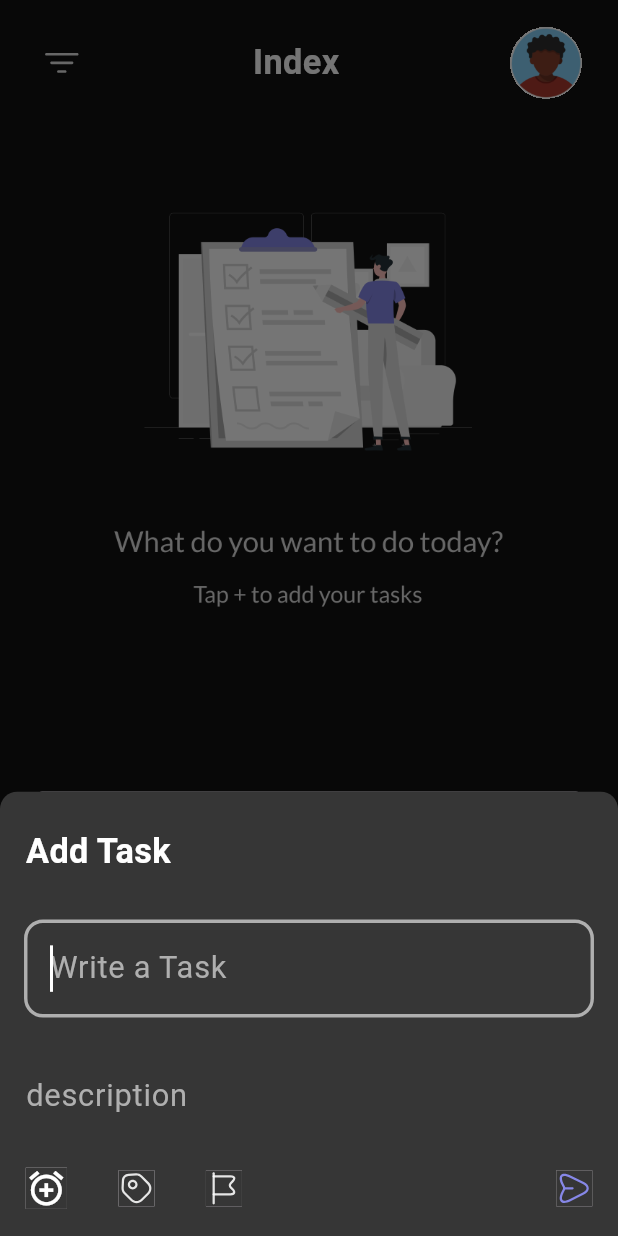
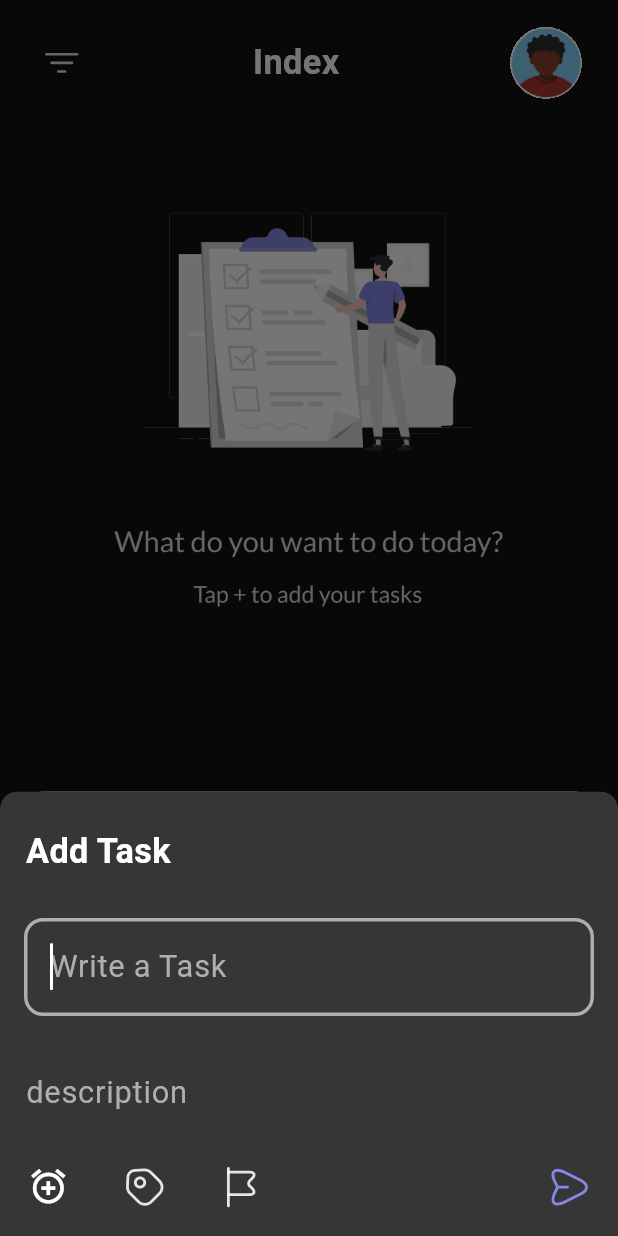
Before and after one commit to Bajwa43/note-vault, a Flutter app: the screen it shows after launch, after a tap on the "add" icon, on a phone screen of 412 x 824 dp. Run offline on Flutter 3.47's test engine with Material 3 defaults, Android fonts, the phone set to English and light mode, and no system bars; drawn by our look-alikes of auto_size_text; our stand-ins replace carousel_indicator, circular_countdown_timer, cloud_firestore, easy_date_timeline, firebase_core, firebase_storage and 7 more; missing offline and left inert: dart:ffi, flex_color_picker, floating_bottom_bar, omni_datetime_picker; accounts and stored records are empty.

Commit message:
Ui Updated

```diff
--- a/lib/Dialogs/category_dialog.dart
+++ b/lib/Dialogs/category_dialog.dart
@@ -115,6 +115,7 @@ class _CategoryDialogState extends State<CategoryDialog> {
         tc.iconColorB.value = cc.listOfCategories[index].iconColorB;
         tc.iconColorG.value = cc.listOfCategories[index].iconColorG;
         tc.iconColorR.value = cc.listOfCategories[index].iconColorR;
+
         tc.categoryName.value = cc.listOfCategories[index].categoryName;
 
         tc.iconCodePoint.value = cc.listOfCategories[index].iconCodePoint;
--- a/lib/modules/Calendar_module/calendar_screen.dart
+++ b/lib/modules/Calendar_module/calendar_screen.dart
@@ -149,9 +149,11 @@ class _CalendarScreenState extends State<CalendarScreen> {
                       ),
                     ),
                     TaskCardWidget(
-                        btnHide: btnHide, taskModel: tc.listOfTask[0]),
+                        btnHide: btnHide,
+                        taskModel: tc.listOfInProgressTask[0]),
                     TaskCardWidget(
-                        btnHide: btnHide, taskModel: tc.listOfTask[0]),
+                        btnHide: btnHide,
+                        taskModel: tc.listOfInProgressTask[0]),
 
                     // ListView.builder(
                     //   itemCount: listOfDecidedTasks.length,
--- a/lib/modules/home_module/components/on_screen/on_screen.dart
+++ b/lib/modules/home_module/components/on_screen/on_screen.dart
@@ -15,6 +15,7 @@ import 'package:todo_app/widgets/Buttons/combine_button.dart';
 import 'package:todo_app/widgets/Buttons/trigar_btn.dart';
 
 import 'package:todo_app/widgets/txtFieldWidget.dart';
+import 'package:todo_app/widgets/txtWidget.dart';
 
 class OnScreen extends StatelessWidget {
   final TextEditingController controller;
@@ -32,7 +33,8 @@ class OnScreen extends StatelessWidget {
       child: GetBuilder(
         init: TaskController(),
         builder: (cont) {
-          if (cont.listOfTask.isEmpty) {
+          if (cont.listOfInProgressTask.isEmpty &&
+              cont.listOfCompletedTask.isEmpty) {
             return const NoScreenWidget();
           }
           return Column(
@@ -55,22 +57,28 @@ class OnScreen extends StatelessWidget {
                       onTap: () {},
                     ),
                   ),
-                  ListView.builder(
+                  cont.listOfInProgressTask.isEmpty
+                      ? TextWidget(
+                          text: 'Not Active Any Task At this Time',
+                          textStyle: KAppTypoGraphy.dialogeText18Medium)
+                      : ListView.builder(
                           physics: NeverScrollableScrollPhysics(),
                           shrinkWrap: true,
-                    itemCount: cont.listOfTask.length,
+                          itemCount: cont.listOfInProgressTask.length,
                           // itemCount: 1,
                           itemBuilder: (context, index) {
-                      TaskModel taskModel = cont.listOfTask[index];
+                            TaskModel taskModel =
+                                cont.listOfInProgressTask[index];
                             return TaskCardWidget(
-                        btnColor: Colors.blue,
                               taskModel: taskModel,
                             );
                           },
                         ),
 
                   // ............>Completed
-                  Align(
+                  Padding(
+                    padding: EdgeInsets.only(top: 10.h),
+                    child: Align(
                       alignment: Alignment.topLeft,
                       child: CombineButtonWidget(
                         widthOfBtn: 102.w,
@@ -78,13 +86,19 @@ class OnScreen extends StatelessWidget {
                         onTap: () {},
                       ),
                     ),
-                  ListView.builder(
+                  ),
+                  cont.listOfCompletedTask.isEmpty
+                      ? TextWidget(
+                          text: 'No Completed Task History',
+                          textStyle: KAppTypoGraphy.dialogeText18Medium)
+                      : ListView.builder(
                           physics: NeverScrollableScrollPhysics(),
                           shrinkWrap: true,
-                    itemCount: cont.listOfTask.length,
+                          itemCount: cont.listOfCompletedTask.length,
                           // itemCount: 2,
                           itemBuilder: (context, index) {
-                      TaskModel taskModel = cont.listOfTask[index];
+                            TaskModel taskModel =
+                                cont.listOfCompletedTask[index];
                             return TaskCardWidget(
                               btnHide: true,
                               taskModel: taskModel,
--- a/lib/modules/home_module/controller/task_controller.dart
+++ b/lib/modules/home_module/controller/task_controller.dart
@@ -33,12 +33,18 @@ class TaskController extends GetxController {
   RxInt checkPriorityIndex = 0.obs;
   RxBool check = false.obs;
 
-  RxList<TaskModel> _listOfTasks = <TaskModel>[].obs;
-  List<TaskModel> get listOfTask => _listOfTasks.value;
+  RxList<TaskModel> _listOfInProgressTasks = <TaskModel>[].obs;
+  List<TaskModel> get listOfInProgressTask => _listOfInProgressTasks.value;
+
+  // COMPLETED LIST
+  RxList<TaskModel> _listOfCompletedTasks = <TaskModel>[].obs;
+  List<TaskModel> get listOfCompletedTask => _listOfCompletedTasks.value;
 
   @override
   void onInit() {
-    _listOfTasks.bindStream(getCategoryTypes());
+    _listOfInProgressTasks.bindStream(getTasks(status: TaskStatus.inprogress));
+    _listOfCompletedTasks.bindStream(getTasks(status: TaskStatus.completed));
+
     super.onInit();
   }
 
@@ -83,9 +89,11 @@ class TaskController extends GetxController {
     await HelperFirebase.tasksFirestoreInstance.doc(id).delete();
   }
 
-  Stream<List<TaskModel>> getCategoryTypes() {
-    Stream<List<TaskModel>> list =
-        HelperFirebase.tasksFirestoreInstance.snapshots().map(
+  Stream<List<TaskModel>> getTasks({required TaskStatus status}) {
+    return HelperFirebase.tasksFirestoreInstance
+        .where('status', isEqualTo: fromTaskStatus(status))
+        .snapshots()
+        .map(
       (event) {
         return event.docs.map(
           (e) {
@@ -96,8 +104,7 @@ class TaskController extends GetxController {
         ).toList();
       },
     );
-
-    return list;
+    // return list;
   }
 
   addNewTask(TaskModel model) async {
--- a/lib/modules/home_module/home_screen.dart
+++ b/lib/modules/home_module/home_screen.dart
@@ -43,6 +43,12 @@ class _HomeScreenState extends State<HomeScreen> {
   FocusNode focusNode1 = FocusNode();
   final TaskController tc = Get.find<TaskController>();
 
+  Color? _dateBtnColor;
+
+  Color? _categoryBtnColor;
+
+  Color? _priorityBtnColor;
+
   @override
   void initState() {
     super.initState();
@@ -74,6 +80,7 @@ class _HomeScreenState extends State<HomeScreen> {
           context: context, theme: ThemeData.dark());
 
       if (datetime != null) {
+        _dateBtnColor = KColors.btn;
         tc.dueDate.value = datetime;
       } else {
         Fluttertoast.showToast(msg: 'DateTime is not Selected');
@@ -84,6 +91,8 @@ class _HomeScreenState extends State<HomeScreen> {
   }
 
   _selectCategory() {
+    _categoryBtnColor = Color.fromARGB(tc.iconColorA.value, tc.iconColorR.value,
+        tc.iconColorG.value, tc.iconColorB.value);
     Get.back();
   }
 
@@ -165,6 +174,7 @@ class _HomeScreenState extends State<HomeScreen> {
                       Row(
                         children: [
                           IconBtnWidget(
+                            btnColor: _dateBtnColor ?? null,
                             padRight: padingbBtwIcons,
                             widget: Icon(
                               Icons.alarm_add_outlined,
@@ -172,9 +182,11 @@ class _HomeScreenState extends State<HomeScreen> {
                               size: 24.sp,
                             ),
                             onTap: _getDateTime,
+                            // btnBorder: BorderRadius.circular(10),
                           ),
                           // ................................
                           IconBtnWidget(
+                            btnColor: _categoryBtnColor,
                             padRight: padingbBtwIcons,
                             widget: SvgPicture.asset(KAppAssets.categoryImage),
                             onTap: () {
@@ -192,6 +204,7 @@ class _HomeScreenState extends State<HomeScreen> {
                           ),
                           // .........................................
                           IconBtnWidget(
+                            btnColor: _priorityBtnColor,
                             padRight: padingbBtwIcons,
                             widget: SvgPicture.asset(KAppAssets.flgImage),
                             onTap: () {
@@ -208,6 +221,7 @@ class _HomeScreenState extends State<HomeScreen> {
                                               msg: 'Selected: $level');
                                           HelperFunctions.popBack(
                                               context: context);
+                                          _priorityBtnColor = KColors.btn;
                                         },
                                       ));
                             },
@@ -247,6 +261,9 @@ class _HomeScreenState extends State<HomeScreen> {
                                   taskCtrl.clear();
                                   descriptionCtrl.clear();
 
+                                  _categoryBtnColor = null;
+                                  _dateBtnColor = null;
+                                  _priorityBtnColor = null;
                                   HelperFunctions.showToast(
                                       'Task is Added SuccessFully!');
                                 } catch (e) {
--- a/lib/modules/home_module/pages/edit_task_screen/edit_task_screen.dart
+++ b/lib/modules/home_module/pages/edit_task_screen/edit_task_screen.dart
@@ -66,7 +66,7 @@ class _EditTaskScreenState extends State<EditTaskScreen> {
     return Scaffold(
       body: SafeArea(
         child: Padding(
-          padding: EdgeInsets.symmetric(horizontal: 10.w, vertical: 20.w),
+          padding: EdgeInsets.symmetric(horizontal: 10.w, vertical: 10.w),
           child: Obx(
             () {
               DateTime datetime = tc.dueDate.value;
@@ -202,6 +202,7 @@ class _EditTaskScreenState extends State<EditTaskScreen> {
                       ),
                       onPressed: () {
                         onDeleteTaskDialoge(context);
+                        tc.update();
                       }),
                 ),
 
@@ -216,6 +217,8 @@ class _EditTaskScreenState extends State<EditTaskScreen> {
                       tc.updateTask(docId: tc.id.value);
                       HelperFunctions.showToast('Updated Success Fully');
                       Get.back();
+                      // tc.checkStatus.value = false;
+                      // tc.taskStatus.value = TaskStatus.inprogress;
                     })
               ]);
             },
--- a/lib/widgets/Buttons/icon_btn.dart
+++ b/lib/widgets/Buttons/icon_btn.dart
@@ -1,4 +1,5 @@
 import 'package:flutter/material.dart';
+import 'package:flutter_screenutil/flutter_screenutil.dart';
 import 'package:todo_app/utiles/Constants/colors.dart';
 
 class IconBtnWidget extends StatelessWidget {
@@ -27,16 +28,17 @@ class IconBtnWidget extends StatelessWidget {
     return Padding(
       padding: EdgeInsets.only(
           bottom: padBottom, left: padLeft, right: padRight, top: padTop),
-      child: Material(
-        child: InkWell(
-            onTap: onTap,
-            child: Container(
-                decoration: BoxDecoration(
-                    color:
-                        btnColor == null ? KColors.bottomSheetColor : btnColor,
-                    borderRadius: btnBorder),
-                child: widget)),
-      ),
+      child: InkWell(
+          borderRadius: BorderRadius.circular(2),
+          onTap: onTap,
+          child: Container(
+              clipBehavior: Clip.hardEdge,
+              width: 30,
+              height: 30,
+              decoration: BoxDecoration(
+                  color: btnColor == null ? KColors.bottomSheetColor : btnColor,
+                  borderRadius: btnBorder ?? BorderRadius.circular(10.w)),
+              child: widget)),
     );
   }
 }
```
Also changed, not shown: lib/modules/home_module/components/on_screen/components/decided_task_card.dart (+20 -11 lines). Lines whose indentation alone changed are shown as unchanged.
